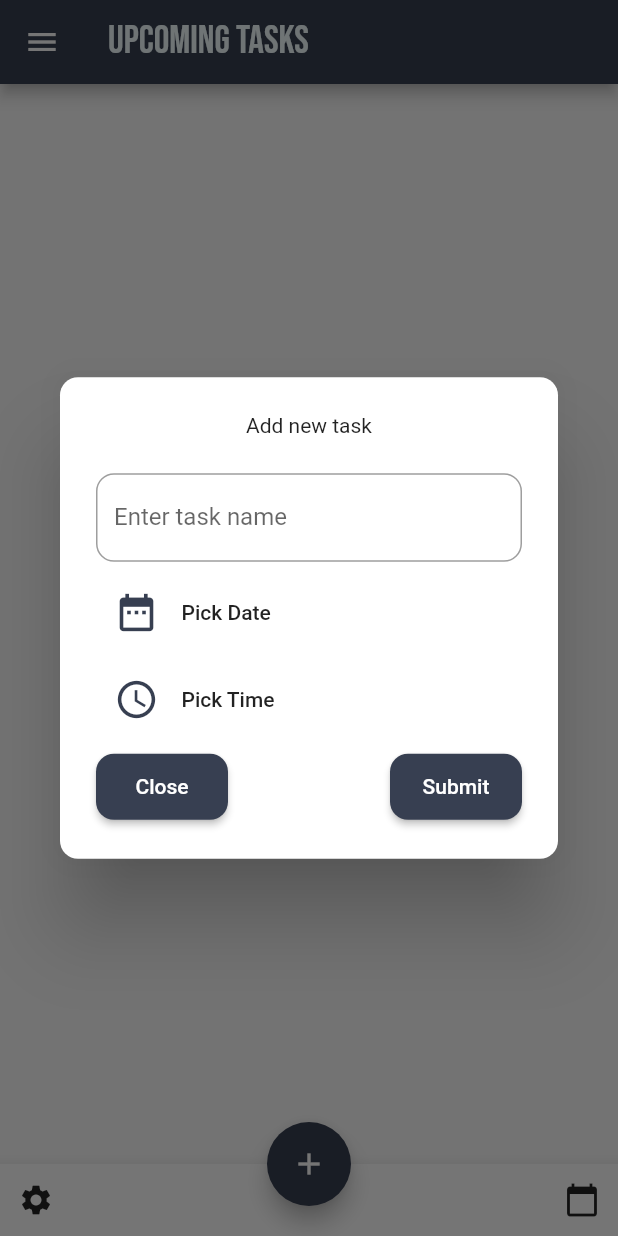
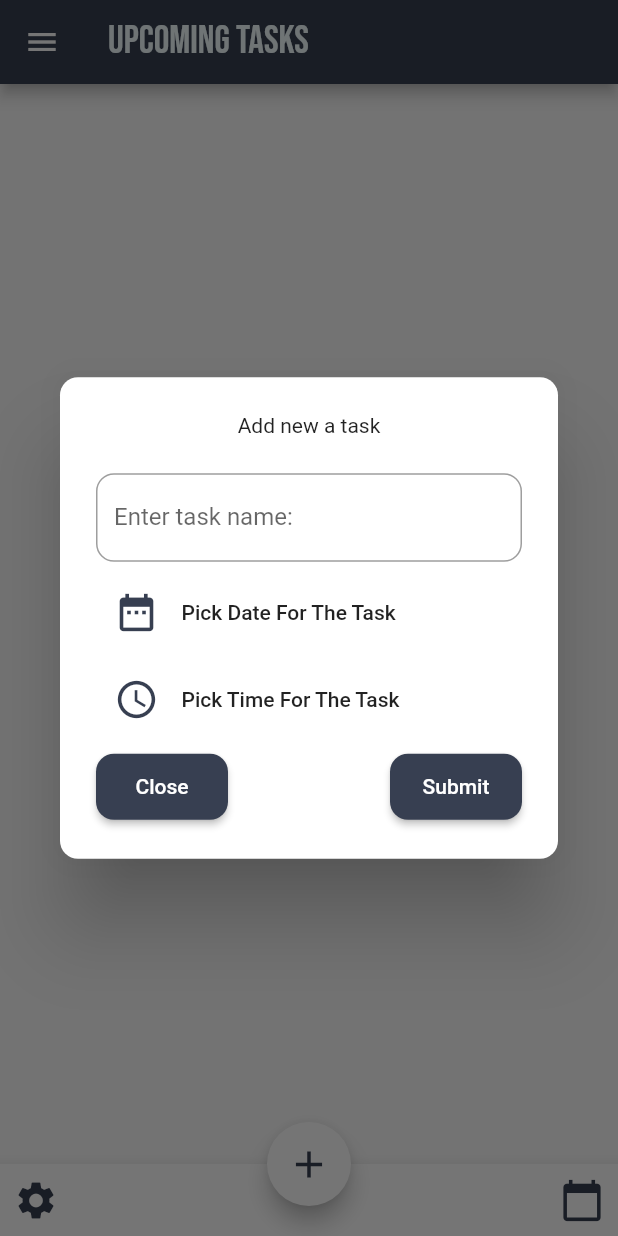
Before and after one commit to ElmirNushi/To-Do-List, a Flutter app: the tasksPage screen opened directly, after a tap on the "add" icon, on a phone screen of 412 x 824 dp. Run offline on Flutter 3.47's test engine with Material 2 defaults, Android fonts, the phone set to English and light mode, and no system bars; our stand-ins replace table_calendar.

Commit message:
Did some UI fixes

```diff
--- a/lib/Widgets/custom_button.dart
+++ b/lib/Widgets/custom_button.dart
@@ -16,8 +16,6 @@ class CustomButton extends StatelessWidget {
     this.borderColor,
 });
 
-
-
   @override
   Widget build(BuildContext context) {
     return MaterialButton(
--- a/lib/main.dart
+++ b/lib/main.dart
@@ -46,7 +46,7 @@ class listScreen extends StatelessWidget {
             ),
             SizedBox(height: 5),
           new ListTile(
-            leading: Icon(Icons.event, color: Color(0xFF373F51)),
+            leading: Icon(Icons.event, color: Color(0xFF373F51), size: 30.0,),
             title: new Text('Today'),
             onTap: (){
               Navigator.of(context).pop();
@@ -57,7 +57,7 @@ class listScreen extends StatelessWidget {
           ),
             SizedBox(height: 5),
           new ListTile(
-            leading: Icon(Icons.date_range, color: Color(0xFF373F51)),
+            leading: Icon(Icons.date_range, color: Color(0xFF373F51), size: 30.0,),
             title: new Text('Upcoming Tasks'),
             onTap: (){
               Navigator.push(context, MaterialPageRoute(
@@ -67,7 +67,7 @@ class listScreen extends StatelessWidget {
           ),
             SizedBox(height: 5),
             new ListTile(
-              leading: Icon(Icons.calendar_today, color: Color(0xFF373F51)),
+              leading: Icon(Icons.calendar_today, color: Color(0xFF373F51), size: 30.0,),
               title: new Text('Calendar'),
               onTap: (){
                 Navigator.of(context).pop();
@@ -81,7 +81,7 @@ class listScreen extends StatelessWidget {
             ),
             SizedBox(height: 5),
             new ListTile(
-              leading: Icon(Icons.settings, color: Color(0xFF373F51)),
+              leading: Icon(Icons.settings, color: Color(0xFF373F51), size: 30.0,),
               title: new Text('Settings'),
               onTap: (){
                 Navigator.of(context).pop();
@@ -119,19 +119,19 @@ class _toDoListState extends State<toDoList> {
           }
         );
       },
-      child: Icon(Icons.add),
-        backgroundColor: Color(0xFF373F51),
+      child: Icon(Icons.add, color: Color(0xFF373F51), size: 30.0,),
+        backgroundColor: Colors.white,
       ),
       floatingActionButtonLocation: FloatingActionButtonLocation.centerDocked,
       bottomNavigationBar: BottomAppBar(
         child: Row(
           mainAxisAlignment: MainAxisAlignment.spaceBetween,
           children: <Widget>[
-            IconButton(icon: Icon(Icons.settings), onPressed: (){
+            IconButton(icon: Icon(Icons.settings, color: Color(0xFF373F51), size: 30.0,), onPressed: (){
               Navigator.push(context, MaterialPageRoute(
                   builder: (context) => settingPage()),);
             },),
-            IconButton(icon: Icon(Icons.calendar_today), onPressed: (){
+            IconButton(icon: Icon(Icons.calendar_today, color: Color(0xFF373F51), size: 30.0,), onPressed: (){
               Navigator.push(context, MaterialPageRoute(
                   builder: (context) => calendar()),);
             },),
--- a/lib/newTaskAllPAges/newEventPage.dart
+++ b/lib/newTaskAllPAges/newEventPage.dart
@@ -10,8 +10,8 @@ class EventAddPage extends StatefulWidget {
 
 class _EventAddPageState extends State<EventAddPage> {
 
-  String _selectedDate = 'Pick Date';
-  String _selectedTime = 'Pick Time';
+  String _selectedDate = 'Pick Date For The Task';
+  String _selectedTime = 'Pick Time For The Task';
 
   Future _pickDate() async {
     DateTime datepick = await showDatePicker(
@@ -43,9 +43,9 @@ class _EventAddPageState extends State<EventAddPage> {
       child: Column(
         mainAxisSize: MainAxisSize.min,
         children: <Widget>[
-          Center(child: Text('Add new task')),
+          Center(child: Text('Add new a task')),
           SizedBox(height: 24,),
-          customTextField(labelText: 'Enter task name'),
+          customTextField(labelText: 'Enter task name: '),
           SizedBox(height: 10),
           _dateTimePicker(Icons.date_range, _pickDate, _selectedDate),
           SizedBox(height: 10),
--- a/lib/sideMenuPages/todaysPage.dart
+++ b/lib/sideMenuPages/todaysPage.dart
@@ -39,7 +39,7 @@ class _pageTomorrowState extends State<pageTomorrow> {
             ),
             SizedBox(height: 5),
             new ListTile(
-              leading: Icon(Icons.view_agenda),
+              leading: Icon(Icons.view_agenda, color: Color(0xFF373F51), size: 30.0,),
               title: new Text('Inbox'),
               onTap: () {
                 Navigator.push(context,
@@ -47,7 +47,7 @@ class _pageTomorrowState extends State<pageTomorrow> {
             ),
             SizedBox(height: 5),
             new ListTile(
-              leading: Icon(Icons.date_range),
+              leading: Icon(Icons.date_range, color: Color(0xFF373F51), size: 30.0,),
               title: new Text('Upcoming Tasks'),
               onTap: (){
                 Navigator.of(context).pop();
@@ -58,7 +58,7 @@ class _pageTomorrowState extends State<pageTomorrow> {
             ),
             SizedBox(height: 5),
             new ListTile(
-              leading: Icon(Icons.calendar_today),
+              leading: Icon(Icons.calendar_today, color: Color(0xFF373F51), size: 30.0,),
               title: new Text('Calendar'),
               onTap: (){
                 Navigator.of(context).pop();
--- a/lib/sideMenuPages/upComingPage.dart
+++ b/lib/sideMenuPages/upComingPage.dart
@@ -39,7 +39,7 @@ class _tasksPageState extends State<tasksPage> {
             ),
             SizedBox(height: 5),
             new ListTile(
-              leading: Icon(Icons.view_agenda),
+              leading: Icon(Icons.view_agenda, color: Color(0xFF373F51), size: 30.0,),
               title: new Text('Inbox'),
               onTap: () {
                 Navigator.of(context).pop();
@@ -48,7 +48,7 @@ class _tasksPageState extends State<tasksPage> {
             ),
             SizedBox(height: 5),
             new ListTile(
-              leading: Icon(Icons.event),
+              leading: Icon(Icons.event, color: Color(0xFF373F51), size: 30.0,),
               title: new Text('Today'),
               onTap: (){
                 Navigator.push(context, MaterialPageRoute(
@@ -58,7 +58,7 @@ class _tasksPageState extends State<tasksPage> {
             ),
             SizedBox(height: 5),
             new ListTile(
-              leading: Icon(Icons.calendar_today),
+              leading: Icon(Icons.calendar_today, color: Color(0xFF373F51), size: 30.0,),
               title: new Text('Calendar'),
               onTap: (){
                 Navigator.of(context).pop();
@@ -71,7 +71,7 @@ class _tasksPageState extends State<tasksPage> {
               color: Colors.black54,
             ),
             new ListTile(
-              leading: Icon(Icons.settings),
+              leading: Icon(Icons.settings, color: Color(0xFF373F51), size: 30.0,),
               title: new Text('Settings'),
               onTap: (){
                 Navigator.of(context).pop();
```
Also changed, not shown: lib/sideMenuPages/settingsPage.dart (+4 -4 lines).
